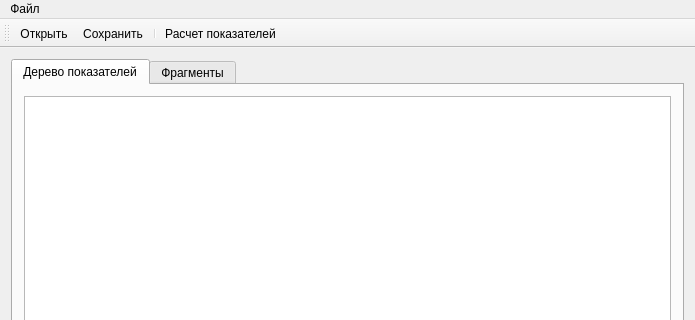
Qt form mainwindow.ui (MafuraG/enegpassport) before a commit; both pictures show x 0 to 695 and y 0 to 320 of the 695 by 519 pixel window.
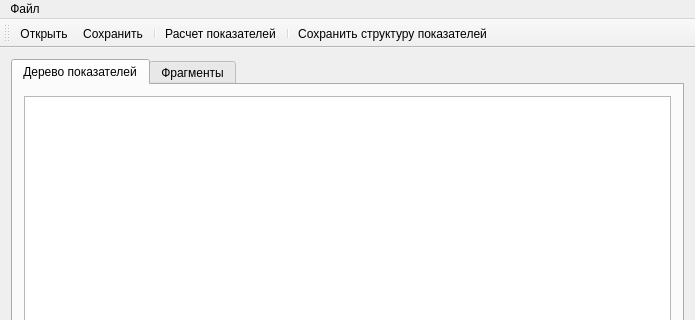
The same form after that commit. Icons and pictures are not drawn.

Diff of the .ui file:
```diff
--- a/mainwindow.ui
+++ b/mainwindow.ui
@@ -100,6 +100,8 @@
    <addaction name="action_6"/>
    <addaction name="separator"/>
    <addaction name="action_4"/>
+   <addaction name="separator"/>
+   <addaction name="action"/>
   </widget>
   <action name="action_2">
    <property name="icon">
@@ -137,6 +139,15 @@
     <string>Расчет показателей</string>
    </property>
   </action>
+  <action name="action">
+   <property name="icon">
+    <iconset resource="enegresources.qrc">
+     <normaloff>:/icons/basicons/book-with-bookmark.png</normaloff>:/icons/basicons/book-with-bookmark.png</iconset>
+   </property>
+   <property name="text">
+    <string>Сохранить структуру показателей</string>
+   </property>
+  </action>
  </widget>
  <layoutdefault spacing="6" margin="11"/>
  <tabstops>
```
Left out of the diff: 1 changed line with no effect on the pictures.
